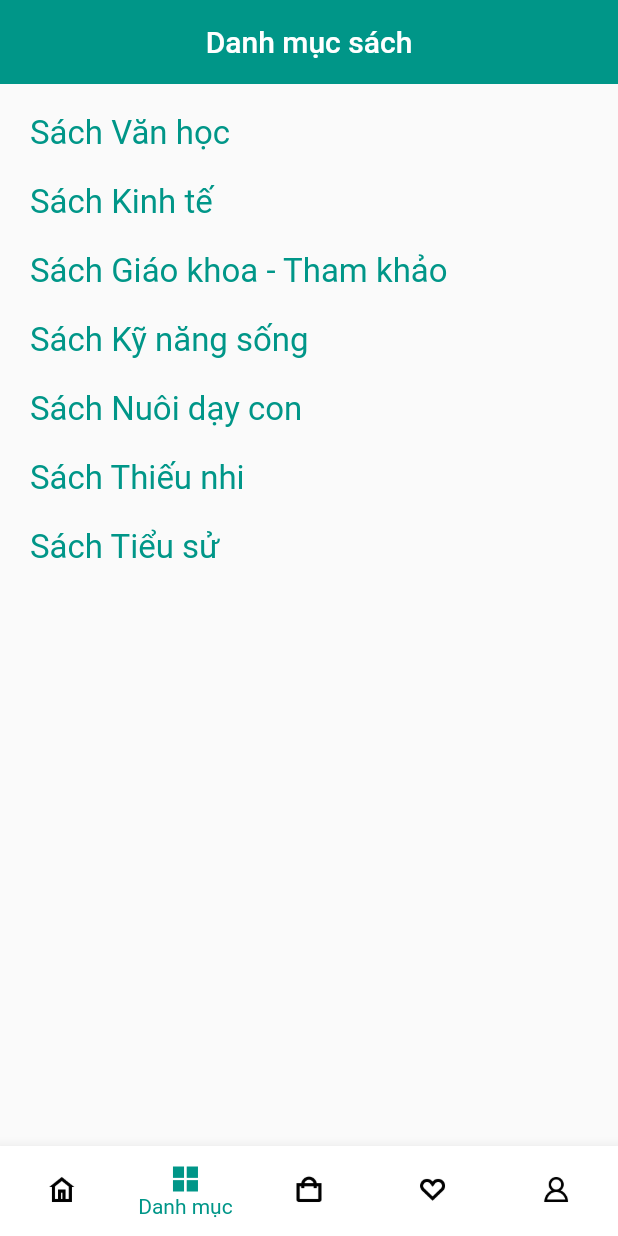
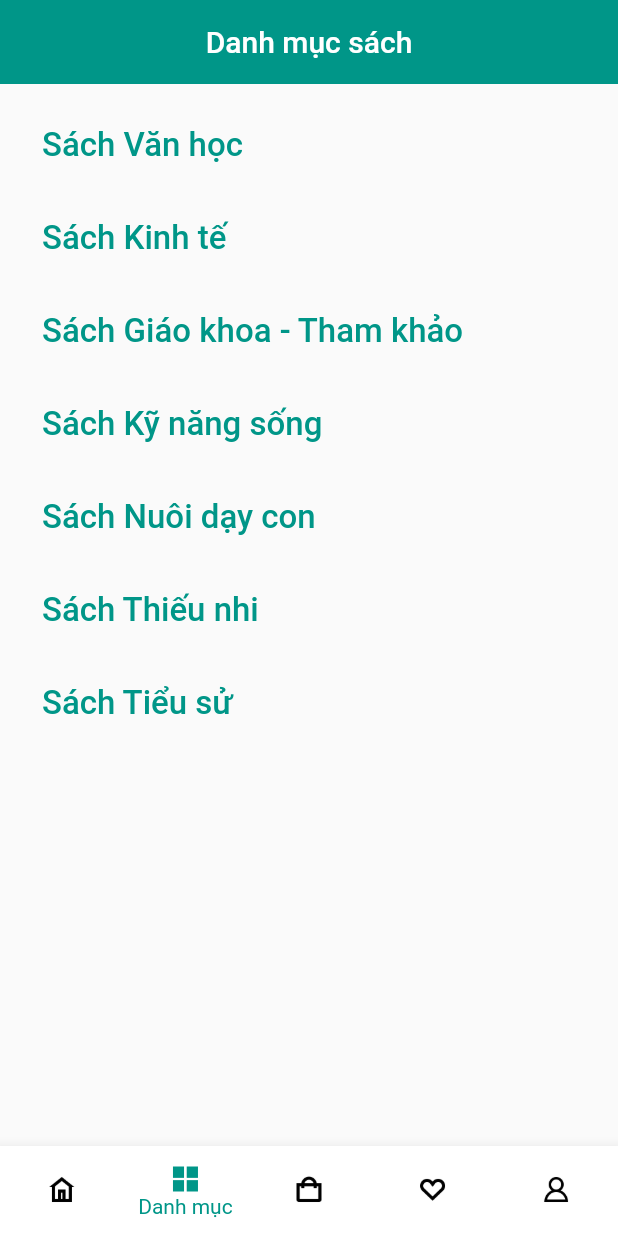
Before and after one commit to phucb1910280/book_store_app, a Flutter app: the screen it shows after launch, item 2 of the bottom bar chosen, on a phone screen of 412 x 824 dp. Run offline on Flutter 3.47's test engine with Material 2 defaults, Android fonts, the phone set to English and light mode, and no system bars; our stand-ins replace cloud_firestore, firebase_auth, firebase_core; accounts and stored records are empty.

Commit message:
Chinh sua trang danh muc sach, trang Tai khoan

```diff
--- a/lib/screens/category_screen.dart
+++ b/lib/screens/category_screen.dart
@@ -24,16 +24,18 @@ class CategoryScreen extends StatelessWidget {
         title: const Text('Danh mục sách'),
         centerTitle: true,
         elevation: 0,
-        backgroundColor: Colors.teal,
-        foregroundColor: Colors.white,
       ),
       body: Padding(
         padding: const EdgeInsets.all(10),
         child: Column(
           crossAxisAlignment: CrossAxisAlignment.start,
           children: [
-            GestureDetector(
-              onTap: () {
+            Row(
+              children: [
+                Expanded(
+                  child: TextButton(
+                      style: const ButtonStyle(alignment: Alignment.bottomLeft),
+                      onPressed: () {
                         Navigator.push(
                             context,
                             MaterialPageRoute(
@@ -42,10 +44,16 @@ class CategoryScreen extends StatelessWidget {
                                       tenTheLoaiSach: 'Sách Văn học',
                                     )));
                       },
-              child: customeText('Sách Văn học'),
+                      child: customeText('Sách Văn học')),
                 ),
-            GestureDetector(
-              onTap: () {
+              ],
+            ),
+            Row(
+              children: [
+                Expanded(
+                  child: TextButton(
+                      style: const ButtonStyle(alignment: Alignment.bottomLeft),
+                      onPressed: () {
                         Navigator.push(
                             context,
                             MaterialPageRoute(
@@ -54,10 +62,16 @@ class CategoryScreen extends StatelessWidget {
                                       tenTheLoaiSach: 'Sách Kinh tế',
                                     )));
                       },
-              child: customeText('Sách Kinh tế'),
+                      child: customeText('Sách Kinh tế')),
                 ),
-            GestureDetector(
-              onTap: () {
+              ],
+            ),
+            Row(
+              children: [
+                Expanded(
+                  child: TextButton(
+                      style: const ButtonStyle(alignment: Alignment.bottomLeft),
+                      onPressed: () {
                         Navigator.push(
                             context,
                             MaterialPageRoute(
@@ -66,10 +80,16 @@ class CategoryScreen extends StatelessWidget {
                                       tenTheLoaiSach: 'SGK - Tham khảo',
                                     )));
                       },
-              child: customeText('Sách Giáo khoa - Tham khảo'),
+                      child: customeText('Sách Giáo khoa - Tham khảo')),
                 ),
-            GestureDetector(
-              onTap: () {
+              ],
+            ),
+            Row(
+              children: [
+                Expanded(
+                  child: TextButton(
+                      style: const ButtonStyle(alignment: Alignment.bottomLeft),
+                      onPressed: () {
                         Navigator.push(
                             context,
                             MaterialPageRoute(
@@ -78,10 +98,16 @@ class CategoryScreen extends StatelessWidget {
                                       tenTheLoaiSach: 'Sách Kỹ năng sống',
                                     )));
                       },
-              child: customeText('Sách Kỹ năng sống'),
+                      child: customeText('Sách Kỹ năng sống')),
                 ),
-            GestureDetector(
-              onTap: () {
+              ],
+            ),
+            Row(
+              children: [
+                Expanded(
+                  child: TextButton(
+                      style: const ButtonStyle(alignment: Alignment.bottomLeft),
+                      onPressed: () {
                         Navigator.push(
                             context,
                             MaterialPageRoute(
@@ -90,10 +116,17 @@ class CategoryScreen extends StatelessWidget {
                                       tenTheLoaiSach: 'Sách Nuôi dạy con',
                                     )));
                       },
-              child: customeText('Sách Nuôi dạy con'),
+                      child: customeText('Sách Nuôi dạy con')),
                 ),
-            GestureDetector(
-              onTap: () {
+              ],
+            ),
+            Row(
+              mainAxisAlignment: MainAxisAlignment.start,
+              children: [
+                Expanded(
+                  child: TextButton(
+                      style: const ButtonStyle(alignment: Alignment.bottomLeft),
+                      onPressed: () {
                         Navigator.push(
                             context,
                             MaterialPageRoute(
@@ -102,10 +135,16 @@ class CategoryScreen extends StatelessWidget {
                                       tenTheLoaiSach: 'Sách Thiếu nhi',
                                     )));
                       },
-              child: customeText('Sách Thiếu nhi'),
+                      child: customeText('Sách Thiếu nhi')),
                 ),
-            GestureDetector(
-              onTap: () {
+              ],
+            ),
+            Row(
+              children: [
+                Expanded(
+                  child: TextButton(
+                      style: const ButtonStyle(alignment: Alignment.bottomLeft),
+                      onPressed: () {
                         Navigator.push(
                             context,
                             MaterialPageRoute(
@@ -114,7 +153,9 @@ class CategoryScreen extends StatelessWidget {
                                       tenTheLoaiSach: 'Sách Tiểu sử',
                                     )));
                       },
-              child: customeText('Sách Tiểu sử'),
+                      child: customeText('Sách Tiểu sử')),
+                ),
+              ],
             ),
           ],
         ),
--- a/lib/screens/home_screen.dart
+++ b/lib/screens/home_screen.dart
@@ -59,7 +59,6 @@ class _HomeScreenState extends State<HomeScreen> {
           height: 45,
         ),
         centerTitle: true,
-        backgroundColor: Colors.teal,
       ),
       body: Column(
         children: [
--- a/lib/screens/logged/about_me.dart
+++ b/lib/screens/logged/about_me.dart
@@ -7,9 +7,11 @@ class AboutMe extends StatelessWidget {
   Widget build(BuildContext context) {
     return Scaffold(
       appBar: AppBar(
+        title: const Text('Thông tin ứng dụng'),
         elevation: 0,
-        backgroundColor: Colors.teal,
-        foregroundColor: Colors.white,
+        centerTitle: true,
+        // backgroundColor: Colors.teal,
+        // foregroundColor: Colors.white,
       ),
       body: Center(
           child: Column(
--- a/lib/screens/logged/cart_logged.dart
+++ b/lib/screens/logged/cart_logged.dart
@@ -19,8 +19,6 @@ class _CartLoggedState extends State<CartLogged> {
       appBar: AppBar(
         title: const Text('Giỏ hàng của tôi'),
         centerTitle: true,
-        backgroundColor: Colors.teal,
-        foregroundColor: Colors.white,
         elevation: 0,
       ),
       body: SafeArea(
--- a/lib/screens/logged/fav_logged.dart
+++ b/lib/screens/logged/fav_logged.dart
@@ -21,8 +21,6 @@ class _FavoriteLoggedState extends State<FavoriteLogged> {
         title: const Text('Danh sách yêu thích'),
         centerTitle: true,
         elevation: 0,
-        backgroundColor: Colors.teal,
-        foregroundColor: Colors.white,
       ),
       body: SafeArea(
         child: StreamBuilder(
--- a/lib/screens/logged/profile_info.dart
+++ b/lib/screens/logged/profile_info.dart
@@ -62,8 +62,8 @@ class _ProfileInfoState extends State<ProfileInfo> {
     return Scaffold(
       appBar: AppBar(
         elevation: 0,
-        backgroundColor: Colors.teal,
-        foregroundColor: Colors.white,
+        // backgroundColor: Colors.teal,
+        // foregroundColor: Colors.white,
         title: const Text('Thông tin của tôi'),
         centerTitle: true,
         leading: BackButton(
```
Also changed, not shown: lib/screens/logged/profile_logged.dart (+35 -39 lines). Lines whose indentation alone changed are shown as unchanged.
